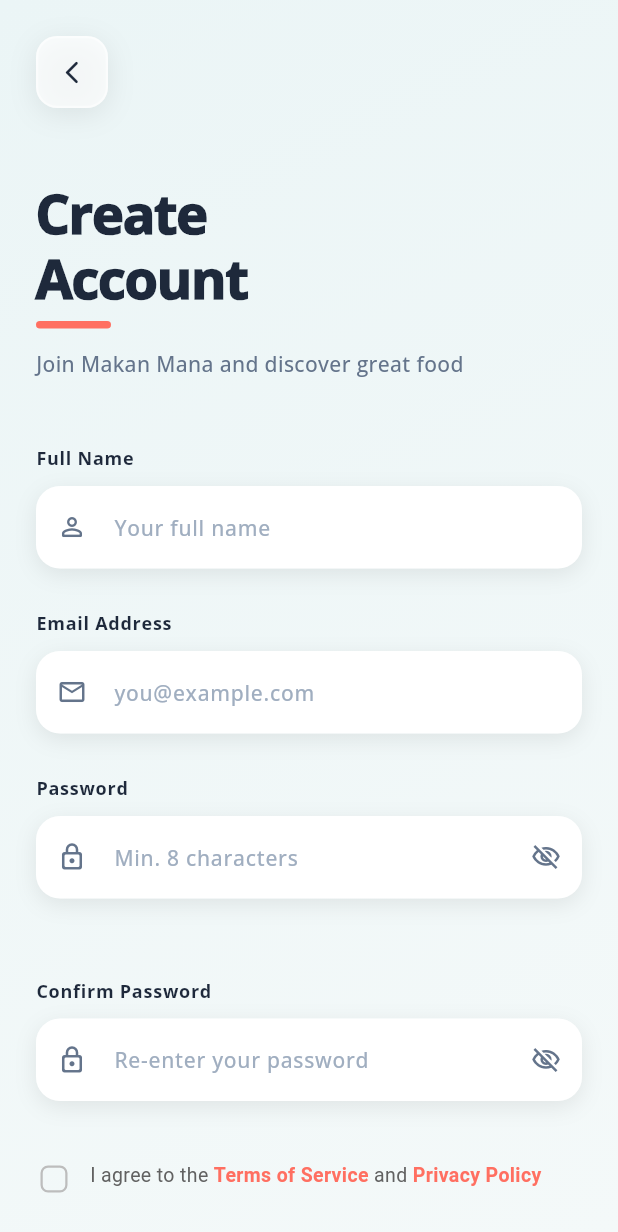
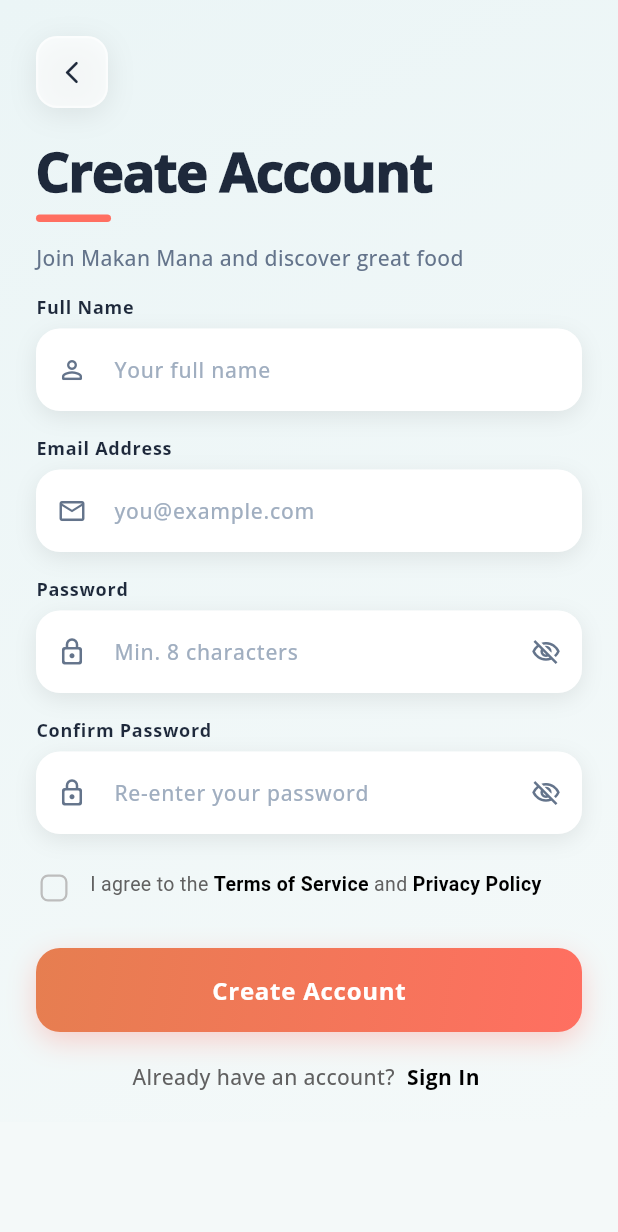
Before and after one commit to Qylahrzk/makan_mana_v2, a Flutter app: the SignupScreen screen opened by its route, on a phone screen of 412 x 824 dp. Shown: the top 1232 px of the screen. Run offline on Flutter 3.47's test engine with Material 3 defaults, Android fonts, the phone set to English and light mode, and no system bars; our stand-ins replace cached_network_image, equatable, flutter_animate, flutter_bloc, flutter_compass, flutter_dotenv and 9 more; missing offline and left inert: onesignal_flutter; accounts and stored records are empty; network calls fail; project files that could hold a hidden picture were left out.

Commit message:
Update UI/UX v5

```diff
--- a/lib/presentation/screens/recommendation_screen.dart
+++ b/lib/presentation/screens/recommendation_screen.dart
@@ -1,10 +1,5 @@
-import 'dart:math';
 import 'package:flutter/material.dart';
-import 'package:flutter/services.dart';
-import 'package:flutter_bloc/flutter_bloc.dart';
 import '../../core/app_colors.dart';
-import '../../core/app_text_styles.dart';
-import '../../core/app_utils.dart';
 import '../../data/location_service.dart';
 import '../../models/restaurant_model.dart';
 import '../widgets/restaurant_card.dart';
--- a/lib/presentation/screens/signup_screen.dart
+++ b/lib/presentation/screens/signup_screen.dart
@@ -174,15 +174,15 @@ class _SignupScreenState extends State<SignupScreen>
 
                       _BackButton(onTap: () => Navigator.pop(context)),
 
-                      const SizedBox(height: 48),
+                      const SizedBox(height: 20),
 
                       _ScreenHeader(
-                        title: 'Create\nAccount',
+                        title: 'Create Account',
                         subtitle: 'Join Makan Mana and discover great food',
                         isDark: isDark,
                       ),
 
-                      const SizedBox(height: 44),
+                      const SizedBox(height: 14),
 
                       // Full Name field
                       _FormFieldGroup(
@@ -206,7 +206,7 @@ class _SignupScreenState extends State<SignupScreen>
                         ),
                       ),
 
-                      const SizedBox(height: 28),
+                      const SizedBox(height: 16),
 
                       // Email field
                       _FormFieldGroup(
@@ -230,7 +230,7 @@ class _SignupScreenState extends State<SignupScreen>
                         ),
                       ),
 
-                      const SizedBox(height: 28),
+                      const SizedBox(height: 16),
 
                       // Password field with indicator
                       _PasswordFieldWithIndicator(
@@ -245,7 +245,7 @@ class _SignupScreenState extends State<SignupScreen>
                         isDark: isDark,
                       ),
 
-                      const SizedBox(height: 28),
+                      const SizedBox(height: 16),
 
                       // Confirm Password field
                       _FormFieldGroup(
@@ -287,7 +287,7 @@ class _SignupScreenState extends State<SignupScreen>
                         ),
                       ],
 
-                      const SizedBox(height: 32),
+                      const SizedBox(height: 16),
 
                       // Terms checkbox
                       _TermsCheckbox(
@@ -297,17 +297,17 @@ class _SignupScreenState extends State<SignupScreen>
                         isDark: isDark,
                       ),
 
-                      const SizedBox(height: 36),
+                      const SizedBox(height: 20),
 
                       // Create Account button
                       _CreateAccountButton(isDark: isDark),
 
-                      const SizedBox(height: 32),
+                      const SizedBox(height: 16),
 
                       // Sign in link
                       _SignInLink(isDark: isDark),
 
-                      const SizedBox(height: 32),
+                      const SizedBox(height: 16),
                     ],
                   ),
                 ),
@@ -441,7 +441,7 @@ class _FormFieldGroup extends StatelessWidget {
             letterSpacing: 0.5,
           ),
         ),
-        const SizedBox(height: 10),
+        const SizedBox(height: 6),
         child,
       ],
     );
@@ -619,7 +619,7 @@ class _PasswordFieldWithIndicatorState
             letterSpacing: 0.5,
           ),
         ),
-        const SizedBox(height: 10),
+        const SizedBox(height: 6),
         _EnhancedInputField(
           controller: widget.controller,
           focusNode: widget.focusNode,
@@ -642,12 +642,9 @@ class _PasswordFieldWithIndicatorState
             return null;
           },
         ),
-        const SizedBox(height: 8),
-        // Password strength indicator
-        AnimatedOpacity(
-          opacity: widget.controller.text.isNotEmpty ? 1.0 : 0.0,
-          duration: const Duration(milliseconds: 200),
-          child: Row(
+        if (widget.controller.text.isNotEmpty) ...[
+          const SizedBox(height: 8),
+          Row(
             children: [
               Container(
                 width: 6,
@@ -676,7 +673,7 @@ class _PasswordFieldWithIndicatorState
               ),
             ],
           ),
-        ),
+        ],
       ],
     );
   }
@@ -796,7 +793,7 @@ class _TermsCheckbox extends StatelessWidget {
                       TextSpan(
                         text: 'Terms of Service',
                         style: TextStyle(
-                          color: AppColors.primary,
+                          color: const Color.fromARGB(255, 0, 0, 0),
                           fontWeight: FontWeight.w700,
                         ),
                       ),
@@ -804,7 +801,7 @@ class _TermsCheckbox extends StatelessWidget {
                       TextSpan(
                         text: 'Privacy Policy',
                         style: TextStyle(
-                          color: AppColors.primary,
+                          color: const Color.fromARGB(255, 0, 0, 0),
                           fontWeight: FontWeight.w700,
                         ),
                       ),
@@ -930,7 +927,7 @@ class _SignInLink extends StatelessWidget {
                   style: TextStyle(
                     fontSize: 14,
                     fontWeight: FontWeight.w800,
-                    color: AppColors.primary,
+                    color: const Color.fromARGB(255, 0, 0, 0),
                     letterSpacing: 0.3,
                   ),
                 ),
--- a/lib/presentation/widgets/restaurant_card.dart
+++ b/lib/presentation/widgets/restaurant_card.dart
@@ -1,7 +1,6 @@
 import 'package:flutter/material.dart';
 import 'package:cached_network_image/cached_network_image.dart';
 import '../../core/app_colors.dart';
-import '../../core/app_text_styles.dart';
 import '../../core/app_utils.dart';
 import '../../core/restaurant_image.dart';
 import '../../models/restaurant_model.dart';
--- a/pubspec.yaml
+++ b/pubspec.yaml
@@ -12,6 +12,7 @@ dependencies:
 
   # ── UI ──────────────────────────────────────────────────────────────────
   cupertino_icons: ^1.0.8
+  flutter_animate: ^4.5.0
 
   # ── State Management ────────────────────────────────────────────────────
   flutter_bloc: ^9.1.1
@@ -73,8 +74,10 @@ flutter:
     - assets/images/onboard_2.png
     - assets/images/onboard_3.png
     - assets/images/favourite_logo.png
+    - assets/images/favourite_locked.png
     - assets/images/no_results.png
     - assets/images/chatbot.png
+    - assets/images/main_logo.png
 
   fonts:
     # ── Montserrat — Headlines & Restaurant Names ──────────────────────────
```
Also changed, not shown: lib/logic/cubits/recommendation_cubit.dart (+28 -14 lines), lib/presentation/screens/fyp_showcase_screen.dart (+6 -3 lines), lib/presentation/screens/home_screen.dart (+9 -9 lines), lib/presentation/screens/login_screen.dart (+11 -11 lines), lib/presentation/screens/restaurant_detail_screen.dart (+29 -21 lines), scratch_request.txt (added, +118 -0 lines), pubspec.lock.
